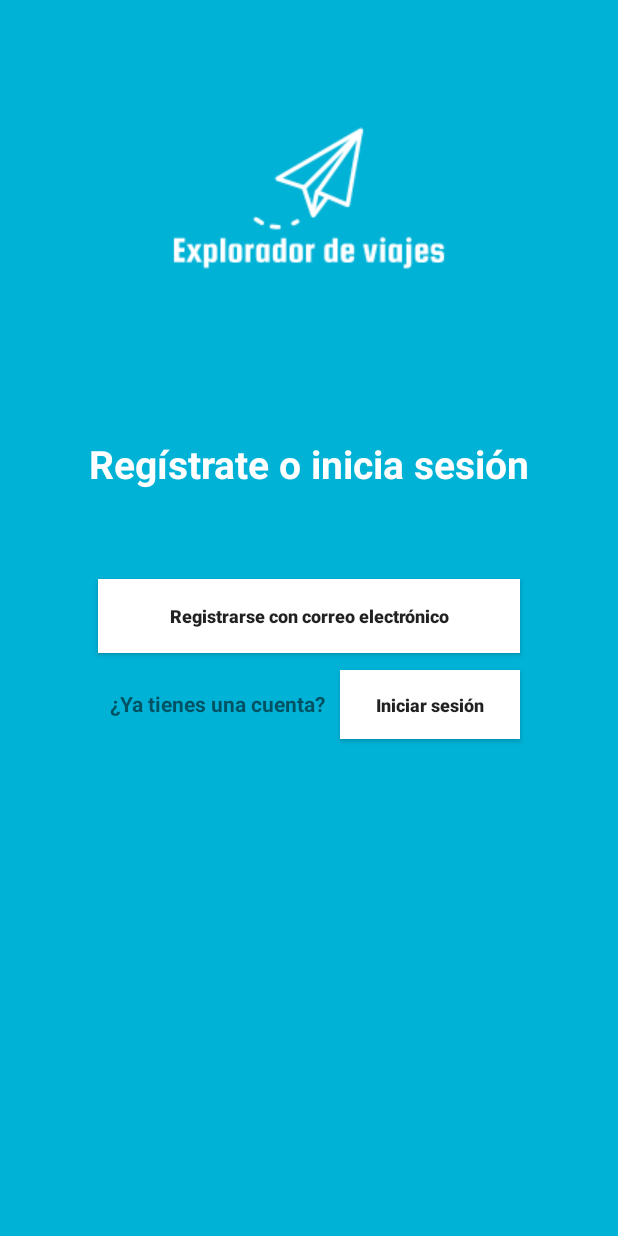
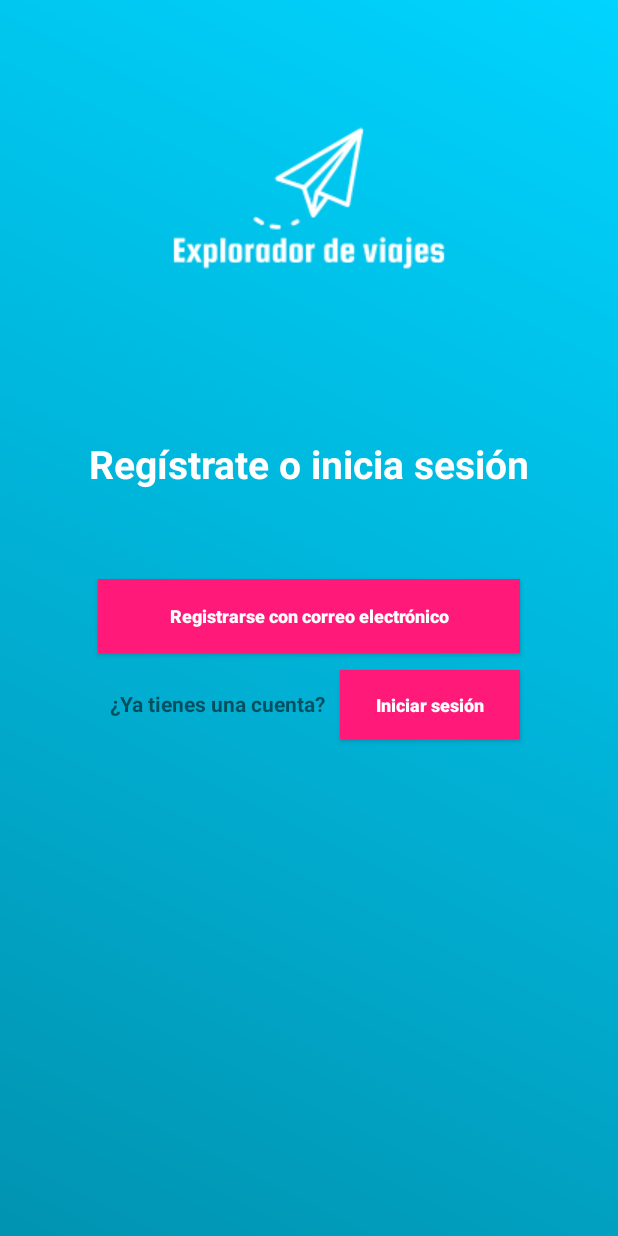
Before and after one commit to eg-96/ExploradorDeViajes, an Android app: the screen it shows after launch (MainActivity), on a phone screen of 412 x 824 dp. Run offline under Robolectric (Android 15) with nearby library versions, the phone set to English and light mode, and no system bars.

Commit message:
background, cardview

```diff
--- a/app/build.gradle
+++ b/app/build.gradle
@@ -38,6 +38,7 @@ dependencies {
     implementation 'com.google.firebase:firebase-auth:16.2.0'
     implementation "com.google.android.gms:play-services-location:16.0.0"
     implementation 'com.squareup.picasso:picasso:2.71828'
+    implementation 'com.android.support:support-v4:28.0.0'
 }
 
 apply plugin: 'com.google.gms.google-services'
--- /dev/null
+++ b/app/src/main/res/drawable/gradient.xml
@@ -0,0 +1,10 @@
+<?xml version="1.0" encoding="utf-8"?>
+<shape xmlns:android="http://schemas.android.com/apk/res/android"
+    android:shape="rectangle">
+    <gradient
+        android:startColor="#0193b1"
+        android:endColor="#00d4ff"
+        android:angle="45"/>
+</shape>
+
+<!--00d4ff,570CE8,00B2D6-->
--- /dev/null
+++ b/app/src/main/res/drawable/shape_btn.xml
@@ -0,0 +1,6 @@
+<?xml version="1.0" encoding="utf-8"?>
+<shape xmlns:android="http://schemas.android.com/apk/res/android" android:shape="rectangle">
+
+    <solid android:color="#ff1978" />
+
+</shape>
--- a/app/src/main/res/layout/activity_main.xml
+++ b/app/src/main/res/layout/activity_main.xml
@@ -4,7 +4,7 @@
     xmlns:tools="http://schemas.android.com/tools"
     android:layout_width="match_parent"
     android:layout_height="match_parent"
-    android:background="@color/colorBlue"
+    android:background="@drawable/gradient"
     tools:context=".MainActivity">
 
     <TextView
@@ -26,12 +26,13 @@
         android:layout_width="281dp"
         android:layout_height="49dp"
         android:layout_marginTop="32dp"
-        android:background="@color/colorWhite"
+        android:background="@drawable/shape_btn"
         android:elevation="10dp"
         android:onClick="goToRegister"
         android:text="Registrarse con correo electrónico"
         android:textAlignment="center"
         android:textAllCaps="false"
+        android:textColor="@color/colorWhite"
         android:textSize="12sp"
         android:textStyle="bold"
         app:layout_constraintEnd_toEndOf="@+id/textView2"
@@ -54,10 +55,11 @@
         android:id="@+id/button2"
         android:layout_width="120dp"
         android:layout_height="46dp"
-        android:background="@color/colorWhite"
+        android:background="@drawable/shape_btn"
         android:onClick="goToLogin"
         android:text="Iniciar sesión"
         android:textAllCaps="false"
+        android:textColor="@color/colorWhite"
         android:textSize="12sp"
         android:textStyle="bold"
         app:layout_constraintBaseline_toBaselineOf="@+id/textView"
```
Also changed, not shown: app/src/main/AndroidManifest.xml (+16 -18 lines), app/src/main/java/com/example/exploradordeviajes/Compra.java (added, +13 -0 lines), app/src/main/res/layout/activity_compra.xml (added, +19 -0 lines), app/src/main/res/layout/activity_compra_tickets.xml (added, +22 -0 lines), app/src/main/res/layout/activity_login.xml (+7 -9 lines).
